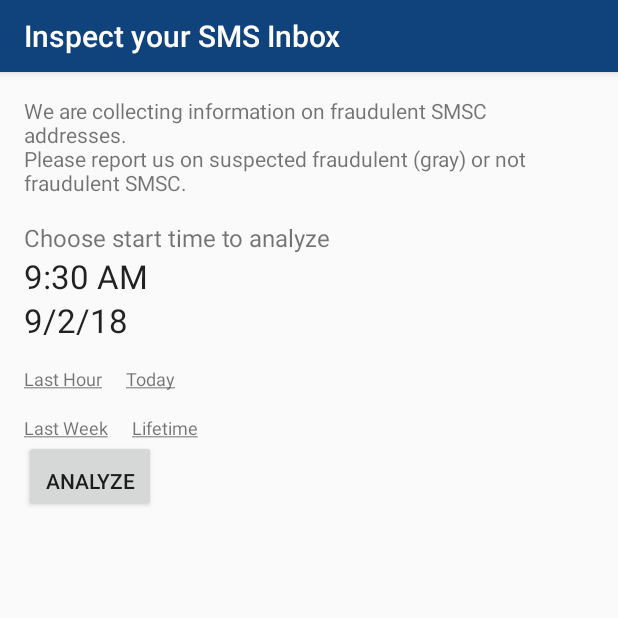
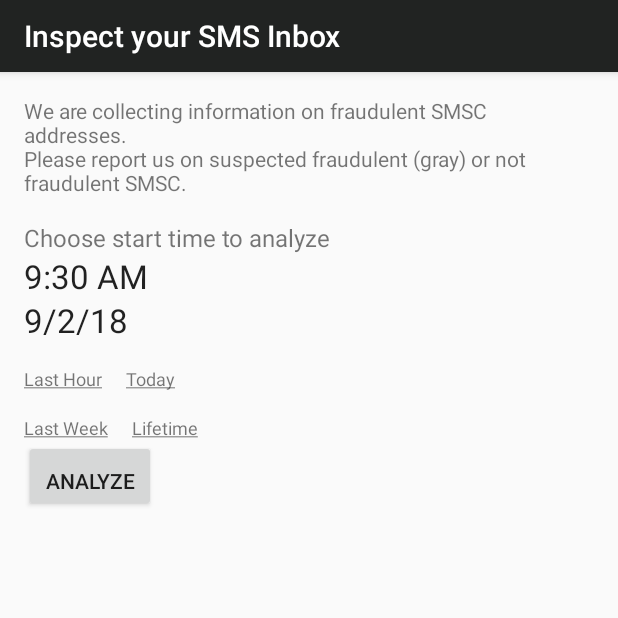
Before and after one commit to IvanSlipstream/GreyRoute, an Android app: the screen it shows after launch (MainActivity), on a phone screen of 412 x 824 dp, the top half of it. Run offline under Robolectric (Android 15) with nearby library versions, the phone set to English and light mode, and no system bars; our stand-ins replace Firebase (no records; nobody signed in at launch, a user with empty details on screens opened directly).

Commit message:
changed colors

```diff
--- a/app/src/main/res/values/colors.xml
+++ b/app/src/main/res/values/colors.xml
@@ -1,7 +1,7 @@
 <?xml version="1.0" encoding="utf-8"?>
 <resources>
-    <color name="colorPrimary">#10427B</color>
+    <color name="colorAccent">#00AD50</color>
     <color name="colorPrimaryDark">#000000</color>
-    <color name="colorAccent">#d39b06</color>
+    <color name="colorPrimary">#212322</color>
     <color name="colorError">#ff0000</color>
 </resources>
```
